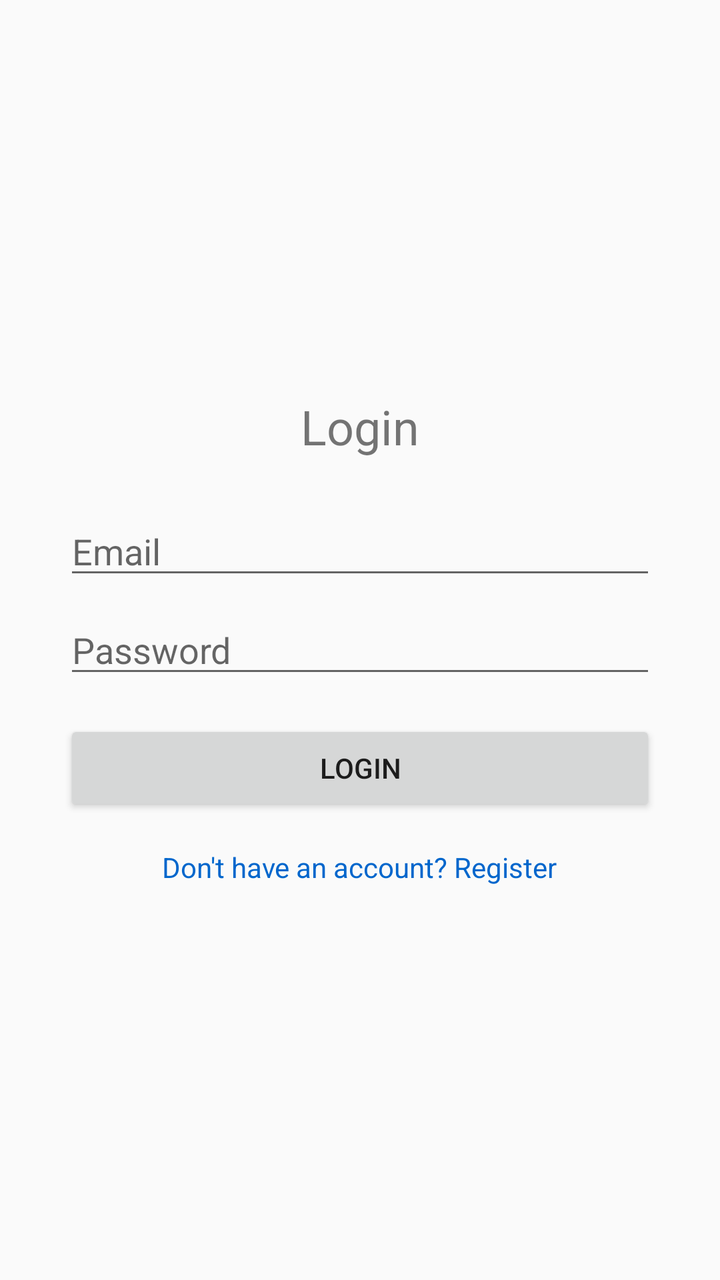
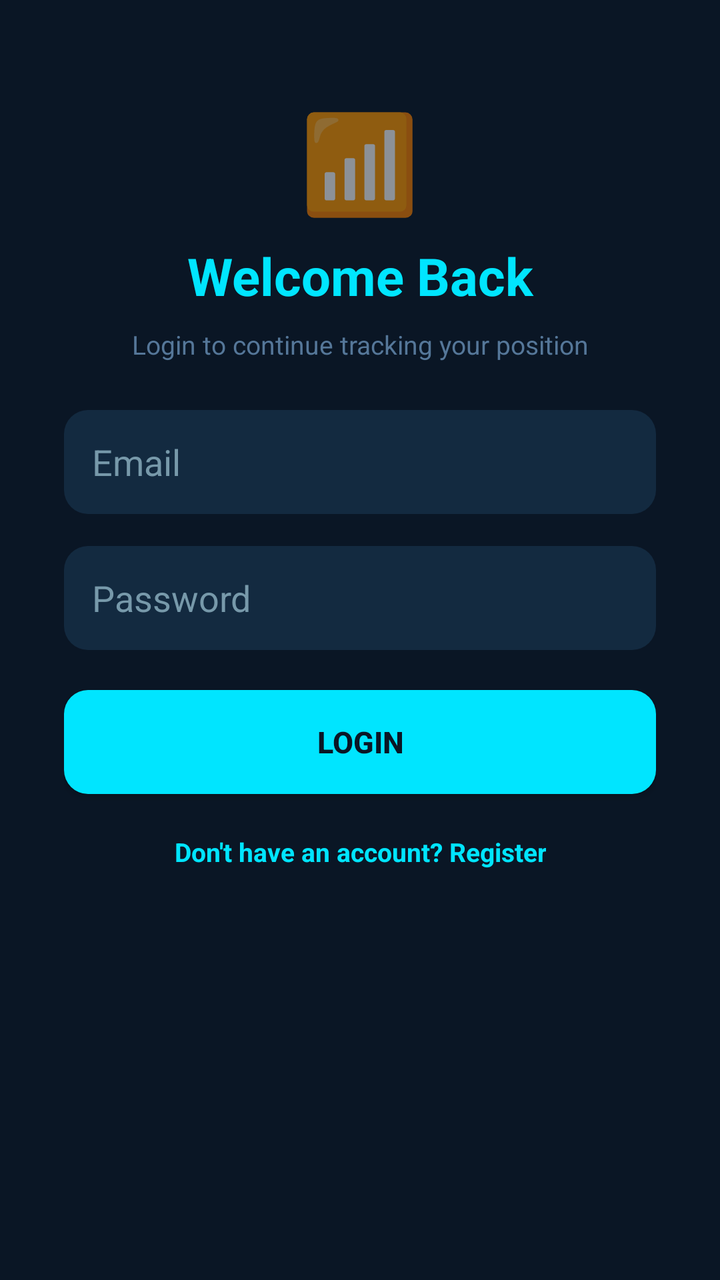

The first picture is an Android layout as it rendered before a commit; the second is the same layout after the commit. The layout source and the unified diff follow.
<!-- AndroidManifest.xml: application theme Theme.AppCompat.Light.NoActionBar -->
<!-- res/layout/activity_login.xml -->
<?xml version="1.0" encoding="utf-8"?>
<LinearLayout xmlns:android="http://schemas.android.com/apk/res/android"
    android:layout_width="match_parent"
    android:layout_height="match_parent"
    android:orientation="vertical"
    android:gravity="center"
    android:padding="32dp">

    <TextView
        android:layout_width="wrap_content"
        android:layout_height="wrap_content"
        android:text="Login"
        android:textSize="24sp"
        android:layout_marginBottom="24dp" />

    <EditText
        android:id="@+id/edtEmail"
        android:layout_width="match_parent"
        android:layout_height="wrap_content"
        android:hint="Email"
        android:inputType="textEmailAddress" />

    <EditText
        android:id="@+id/edtPassword"
        android:layout_width="match_parent"
        android:layout_height="wrap_content"
        android:hint="Password"
        android:inputType="textPassword"
        android:layout_marginTop="8dp" />

    <Button
        android:id="@+id/btnLogin"
        android:layout_width="match_parent"
        android:layout_height="wrap_content"
        android:text="Login"
        android:layout_marginTop="16dp" />

    <TextView
        android:id="@+id/txtGoToRegister"
        android:layout_width="wrap_content"
        android:layout_height="wrap_content"
        android:text="Don't have an account? Register"
        android:layout_marginTop="16dp"
        android:textColor="#0066CC" />

</LinearLayout>
<!-- resources referenced by this layout -->
<resources>

</resources>

<!-- the commit's change to res/layout/activity_login.xml (unified diff, before → after) -->
@@ -1,46 +1,98 @@
 <?xml version="1.0" encoding="utf-8"?>
-<LinearLayout xmlns:android="http://schemas.android.com/apk/res/android"
+<ScrollView xmlns:android="http://schemas.android.com/apk/res/android"
     android:layout_width="match_parent"
     android:layout_height="match_parent"
-    android:orientation="vertical"
-    android:gravity="center"
-    android:padding="32dp">
+    android:background="#0A1625"
+    android:fillViewport="true">
 
-    <TextView
-        android:layout_width="wrap_content"
-        android:layout_height="wrap_content"
-        android:text="Login"
-        android:textSize="24sp"
-        android:layout_marginBottom="24dp" />
-
-    <EditText
-        android:id="@+id/edtEmail"
+    <LinearLayout
         android:layout_width="match_parent"
         android:layout_height="wrap_content"
-        android:hint="Email"
-        android:inputType="textEmailAddress" />
+        android:orientation="vertical"
+        android:padding="32dp"
+        android:gravity="center_horizontal">
 
-    <EditText
-        android:id="@+id/edtPassword"
-        android:layout_width="match_parent"
-        android:layout_height="wrap_content"
-        android:hint="Password"
-        android:inputType="textPassword"
-        android:layout_marginTop="8dp" />
+        <TextView
+            android:layout_width="wrap_content"
+            android:layout_height="wrap_content"
+            android:layout_marginTop="16dp"
+            android:layout_marginBottom="8dp"
+            android:text="📶"
+            android:textSize="48sp"
+            android:gravity="center" />
 
-    <Button
-        android:id="@+id/btnLogin"
-        android:layout_width="match_parent"
-        android:layout_height="wrap_content"
-        android:text="Login"
-        android:layout_marginTop="16dp" />
+        <TextView
+            android:layout_width="match_parent"
+            android:layout_height="wrap_content"
+            android:text="Welcome Back"
+            android:textColor="#00E5FF"
+            android:textSize="26sp"
+            android:textStyle="bold"
+            android:gravity="center"
+            android:layout_marginBottom="8dp" />
 
-    <TextView
-        android:id="@+id/txtGoToRegister"
-        android:layout_width="wrap_content"
-        android:layout_height="wrap_content"
-        android:text="Don't have an account? Register"
-        android:layout_marginTop="16dp"
-        android:textColor="#0066CC" />
+        <TextView
+            android:layout_width="match_parent"
+            android:layout_height="wrap_content"
+            android:text="Login to continue tracking your position"
+            android:textColor="#557799"
+            android:textSize="13sp"
+            android:gravity="center"
+            android:layout_marginBottom="24dp" />
 
-</LinearLayout>
+        <EditText
+            android:id="@+id/edtEmail"
+            android:layout_width="match_parent"
+            android:layout_height="52dp"
+            android:background="@drawable/rounded_edittext"
+            android:hint="Email"
+            android:textColor="#FFFFFF"
+            android:textColorHint="#7799AA"
+            android:paddingStart="14dp"
+            android:paddingEnd="14dp"
+            android:paddingTop="12dp"
+            android:paddingBottom="12dp"
+            android:inputType="textEmailAddress"
+            android:layout_marginBottom="16dp" />
+
+        <EditText
+            android:id="@+id/edtPassword"
+            android:layout_width="match_parent"
+            android:layout_height="52dp"
+            android:background="@drawable/rounded_edittext"
+            android:hint="Password"
+            android:textColor="#FFFFFF"
+            android:textColorHint="#7799AA"
+            android:paddingStart="14dp"
+            android:paddingEnd="14dp"
+            android:paddingTop="12dp"
+            android:paddingBottom="12dp"
+            android:inputType="textPassword"
+            android:layout_marginBottom="20dp" />
+
+        <Button
+            android:id="@+id/btnLogin"
+            android:layout_width="match_parent"
+            android:layout_height="52dp"
+            android:background="@drawable/rounded_button"
+            android:backgroundTint="#00E5FF"
+            android:text="Login"
+            android:textColor="#0A1625"
+            android:textSize="15sp"
+            android:textStyle="bold"
+            android:layout_marginBottom="16dp" />
+
+        <TextView
+            android:id="@+id/txtGoToRegister"
+            android:layout_width="wrap_content"
+            android:layout_height="wrap_content"
+            android:text="Don't have an account? Register"
+            android:textColor="#00E5FF"
+            android:textSize="13sp"
+            android:textStyle="bold"
+            android:gravity="center"
+            android:paddingTop="4dp"
+            android:paddingBottom="4dp" />
+
+    </LinearLayout>
+</ScrollView>
<!-- resource entries referenced after the edit -->
@@ -1,5 +1,18 @@
 <!-- resources referenced by this layout -->
 <resources>
-
+  <!-- drawable rounded_button (drawable) -->
+  <?xml version="1.0" encoding="utf-8"?>
+  <shape xmlns:android="http://schemas.android.com/apk/res/android"
+      android:shape="rectangle">
+      <solid android:color="#00E5FF" />
+      <corners android:radius="12dp" />
+  </shape>
+  <!-- drawable rounded_edittext (drawable) -->
+  <?xml version="1.0" encoding="utf-8"?>
+  <shape xmlns:android="http://schemas.android.com/apk/res/android"
+      android:shape="rectangle">
+      <solid android:color="#132A40" />
+      <corners android:radius="12dp" />
+  </shape>
 </resources>
 
